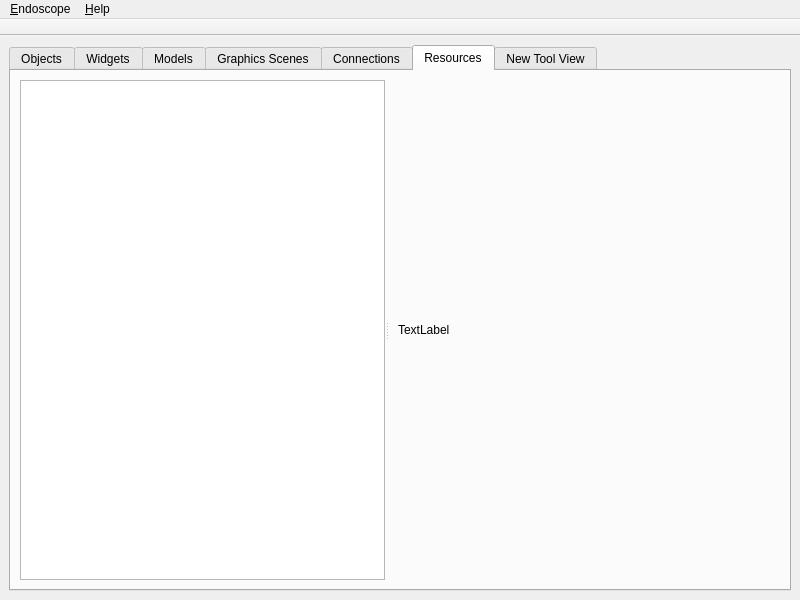
Above: mainwindow.ui from KDAB/GammaRay before the change. Below: the same form after it.
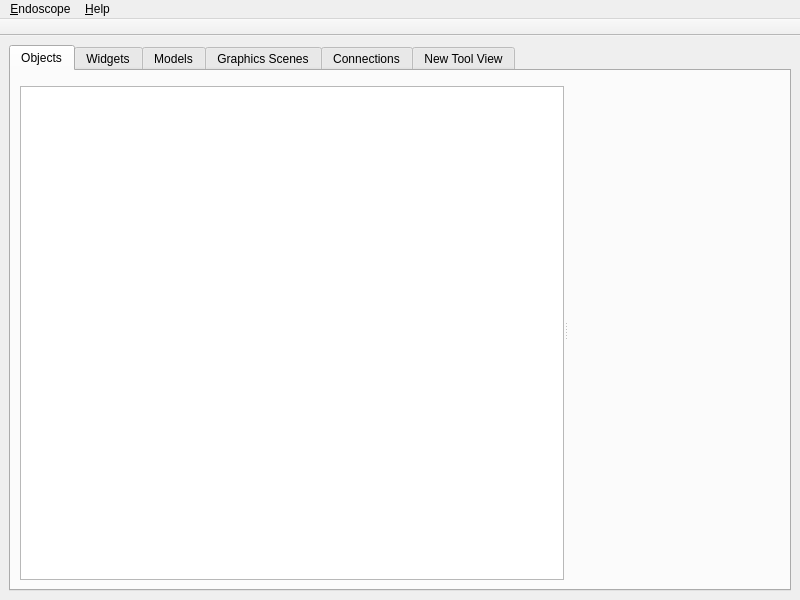
That is the form after the change. The open tabs and pages were chosen to show the change. Custom widgets are drawn as their Qt base class.

Commit message: Extract the resource browser.r

Diff of the .ui file:
```diff
--- a/mainwindow.ui
+++ b/mainwindow.ui
@@ -207,44 +207,6 @@
         </item>
        </layout>
       </widget>
-      <widget class="QWidget" name="tab_7">
-       <attribute name="title">
-        <string>Resources</string>
-       </attribute>
-       <layout class="QHBoxLayout" name="horizontalLayout_4">
-        <item>
-         <widget class="QSplitter" name="splitter_7">
-          <property name="orientation">
-           <enum>Qt::Horizontal</enum>
-          </property>
-          <widget class="QTreeView" name="treeView"/>
-          <widget class="QStackedWidget" name="stackedWidget">
-           <property name="currentIndex">
-            <number>1</number>
-           </property>
-           <widget class="QWidget" name="page_3">
-            <layout class="QHBoxLayout" name="horizontalLayout_3">
-             <item>
-              <widget class="QTextBrowser" name="textBrowser"/>
-             </item>
-            </layout>
-           </widget>
-           <widget class="QWidget" name="page_4">
-            <layout class="QHBoxLayout" name="horizontalLayout">
-             <item>
-              <widget class="QLabel" name="label_3">
-               <property name="text">
-                <string>TextLabel</string>
-               </property>
-              </widget>
-             </item>
-            </layout>
-           </widget>
-          </widget>
-         </widget>
-        </item>
-       </layout>
-      </widget>
       <widget class="QWidget" name="widget">
        <attribute name="title">
         <string>New Tool View</string>
```
The commit also changes 7 other files.
